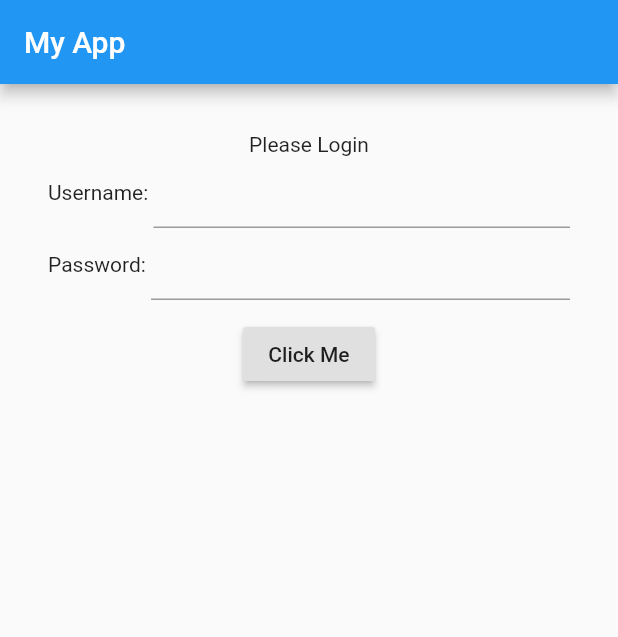
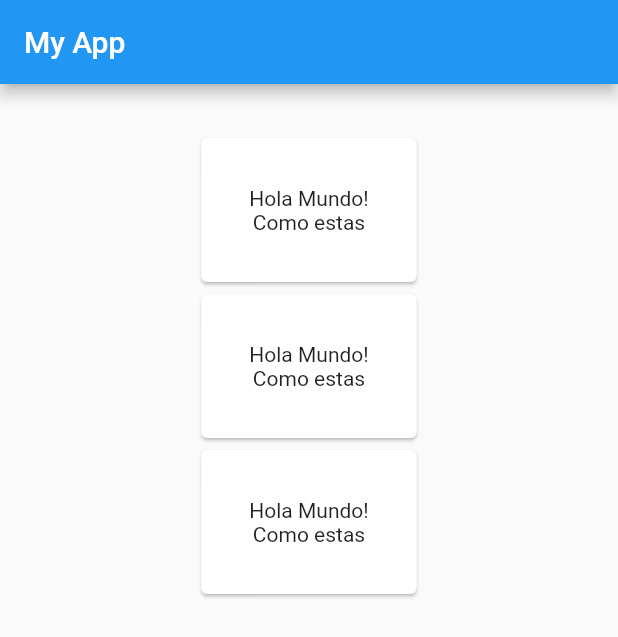
Before and after one commit to geordanex/Flutter-showcase, a Flutter app: the screen it shows after launch, on a phone screen of 412 x 824 dp. Shown: the top 637 px of the screen. Run offline on Flutter 3.47's test engine with Material 2 defaults, Android fonts, the phone set to English and light mode, and no system bars.

Commit message:
Implementacion Cards

```diff
--- a/lib/main.dart
+++ b/lib/main.dart
@@ -10,9 +10,6 @@ class MyApp extends StatefulWidget {
 class _State extends State<MyApp> {
   String _value = 'Hola!';
 
-  TextEditingController _user = new TextEditingController();
-  TextEditingController _pass = new TextEditingController();
-
   @override
   Widget build(BuildContext context) {
     return new Scaffold(
@@ -24,35 +21,39 @@ class _State extends State<MyApp> {
         child: new Center(
           child: new Column(
             children: <Widget>[
-              new Text('Please Login'),
-              new Row(
-                children: <Widget>[
-                  new Text('Username: '),
-                  new Expanded(
-                    child: new TextField(
-                      controller: _user,
-                    ),
-                  )
-                ],
+              new Card(
+                child: new Container(
+                  padding: new EdgeInsets.all(32.0),
+                  child: new Column(
+                    children: <Widget>[
+                      new Text('Hola Mundo!'),
+                      new Text('Como estas'),
+                    ],
+                  ),
+                ),
               ),
-              new Row(
-                children: <Widget>[
-                  new Text('Password: '),
-                  new Expanded(
-                    child: new TextField(
-                      controller: _pass,
-                      obscureText: true,
-                    ),
-                  )
-                ],
+              new Card(
+                child: new Container(
+                  padding: new EdgeInsets.all(32.0),
+                  child: new Column(
+                    children: <Widget>[
+                      new Text('Hola Mundo!'),
+                      new Text('Como estas'),
+                    ],
+                  ),
+                ),
               ),
-              new Padding(
-                padding: new EdgeInsets.all(12.0),
-                child: new RaisedButton(
-                  onPressed: () => print("Login ${_user.text}"),
-                  child: new Text('Click Me'),
+              new Card(
+                child: new Container(
+                  padding: new EdgeInsets.all(32.0),
+                  child: new Column(
+                    children: <Widget>[
+                      new Text('Hola Mundo!'),
+                      new Text('Como estas'),
+                    ],
+                  ),
                 ),
-              )
+              ),
             ],
           ),
         ),
```
